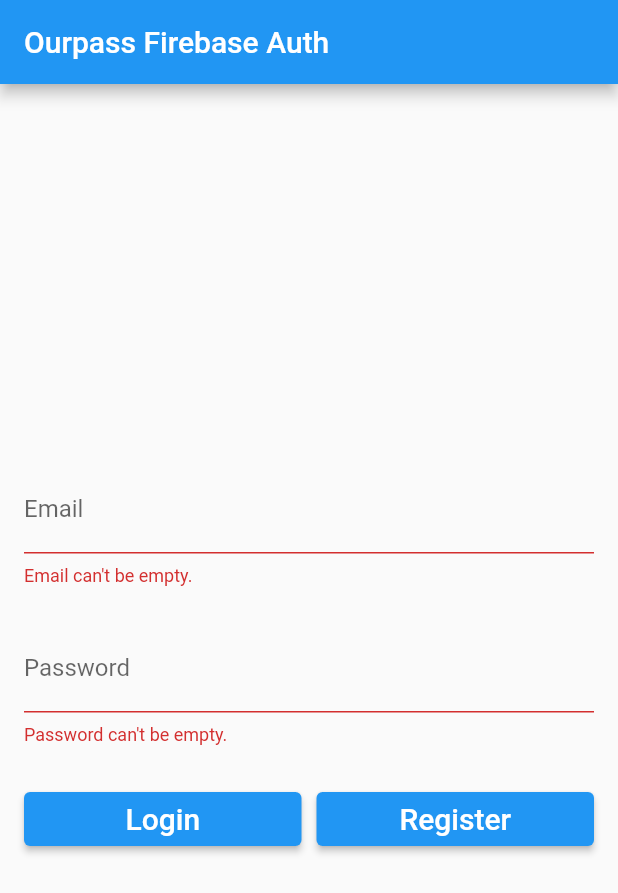
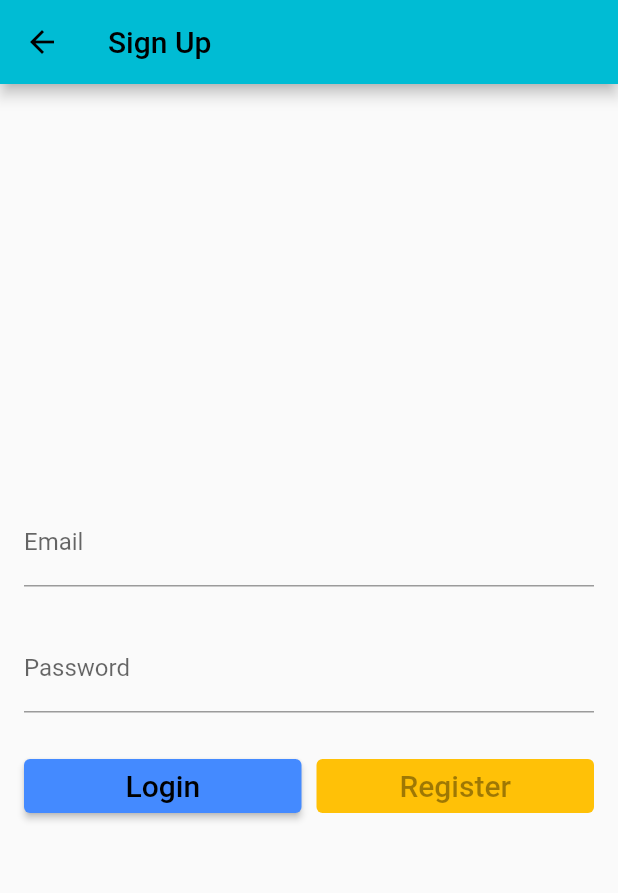
Before and after one commit to ojhey007/ourpass_auth_firebase, a Flutter app: the screen it shows after launch, after a tap on "Login", after a tap on "Register", on a phone screen of 412 x 824 dp. Shown: the top 893 px of the screen. Run offline on Flutter 3.47's test engine with Material 2 defaults, Android fonts, the phone set to English and light mode, and no system bars.

Commit message:
sign up page

```diff
--- /dev/null
+++ b/lib/globals/app_material_page_route.dart
@@ -0,0 +1,29 @@
+import 'package:flutter/material.dart';
+
+class AppMaterialPageRoute extends PageRouteBuilder {
+  final Widget page;
+  AppMaterialPageRoute({required this.page})
+      : super(
+            pageBuilder: (BuildContext context, Animation<double> animation,
+                    Animation<double> secondaryAnimation) =>
+                page,
+            transitionDuration: const Duration(milliseconds: 400),
+            transitionsBuilder: (BuildContext context,
+                Animation<double> animation,
+                Animation<double> secondaryAnimation,
+                Widget child) {
+              return ScaleTransition(
+                  scale: Tween<double>(
+                    begin: 0.0,
+                    end: 1.0,
+                  ).animate(CurvedAnimation(
+                      parent: animation, curve: Curves.fastOutSlowIn)),
+                  child: FadeTransition(
+                      opacity: Tween<double>(
+                        begin: 0.0,
+                        end: 1.0,
+                      ).animate(CurvedAnimation(
+                          parent: animation, curve: Curves.linear)),
+                      child: child));
+            });
+}
--- /dev/null
+++ b/lib/globals/navigation_fn.dart
@@ -0,0 +1,6 @@
+import 'package:flutter/material.dart';
+import 'package:ourpass/globals/app_material_page_route.dart';
+
+push({required BuildContext context, required Widget page}) {
+  Navigator.push(context, AppMaterialPageRoute(page: page));
+}
--- /dev/null
+++ b/lib/globals/widgets/custom_elevated_button.dart
@@ -0,0 +1,32 @@
+import 'package:flutter/material.dart';
+
+class OurpassElevatedButton extends StatelessWidget {
+  final String buttonIdentifier;
+  final Color color;
+  final Function()? onPressed;
+  final String? buttonLabel;
+  final IconData? iconData;
+  final bool isIconButton;
+
+  const OurpassElevatedButton({
+    Key? key,
+    required this.buttonIdentifier,
+    required this.color,
+    this.onPressed,
+    this.buttonLabel,
+    required this.isIconButton,
+    this.iconData,
+  }) : super(key: key);
+
+  @override
+  Widget build(BuildContext context) {
+    return ElevatedButton(
+        key: Key(buttonIdentifier),
+        onPressed: onPressed,
+        style: ButtonStyle(
+            backgroundColor: MaterialStateProperty.all<Color>(color)),
+        child: isIconButton
+            ? Icon(iconData)
+            : Text(buttonLabel!, style: const TextStyle(fontSize: 20.0)));
+  }
+}
--- a/lib/globals/widgets/form_spacer.dart
+++ b/lib/globals/widgets/form_spacer.dart
@@ -1,6 +1,4 @@
 import 'package:flutter/material.dart';
-import 'package:flutter/src/foundation/key.dart';
-import 'package:flutter/src/widgets/framework.dart';
 
 class FormSpacer extends StatelessWidget {
   final bool isVertical;
--- a/lib/main.dart
+++ b/lib/main.dart
@@ -1,5 +1,5 @@
 import 'package:flutter/material.dart';
-import 'package:ourpass/screens/login/view/login.dart';
+import 'package:ourpass/screens/login/login.dart';
 
 void main() {
   runApp(const MyApp());
@@ -14,7 +14,7 @@ class MyApp extends StatelessWidget {
     return MaterialApp(
       title: 'Ourpass Demo',
       theme: ThemeData(
-        primarySwatch: Colors.blue,
+        primarySwatch: Colors.cyan,
       ),
       home: LoginPage(
         title: 'Ourpass Firebase Auth',
--- a/lib/screens/login/controller/login_controller.dart
+++ /dev/null
@@ -1,12 +0,0 @@
-import 'package:flutter/material.dart';
-
-final loginFormKey = GlobalKey<FormState>();
-
-bool validateAndSaveForm() {
-  final form = loginFormKey.currentState;
-  if (form!.validate()) {
-    form.save();
-    return true;
-  }
-  return false;
-}
--- /dev/null
+++ b/lib/screens/login/login.dart
@@ -0,0 +1,153 @@
+import 'package:flutter/material.dart';
+import 'package:flutter/services.dart';
+import 'package:ourpass/globals/app_material_page_route.dart';
+import 'package:ourpass/globals/navigation_fn.dart';
+import 'package:ourpass/globals/widgets/custom_elevated_button.dart';
+import 'package:ourpass/globals/widgets/form_spacer.dart';
+import 'package:ourpass/screens/sign_up/sign_up.dart';
+
+class LoginPage extends StatefulWidget {
+  LoginPage({Key? key, required this.title}) : super(key: key);
+
+  final String title;
+
+  @override
+  _LoginPageState createState() => _LoginPageState();
+}
+
+class _LoginPageState extends State<LoginPage> {
+  late String _email = "";
+  late String _password;
+
+  final loginFormKey = GlobalKey<FormState>();
+
+  String? emailError;
+  late TextEditingController loginEmailController;
+  late TextEditingController loginPasswordController;
+
+  validateAndSaveForm() {
+    final form = loginFormKey.currentState;
+    if (!RegExp(
+            r"[a-z0-9!#$%&'*+/=?^_`{|}~-]+(?:\.[a-z0-9!#$%&'*+/=?^_`{|}~-]+)*@(?:[a-z0-9](?:[a-z0-9-]*[a-z0-9])?\.)+[a-z0-9](?:[a-z0-9-]*[a-z0-9])?")
+        .hasMatch(loginEmailController.text)) {
+      setState(() {
+        emailError = "Enter a Valid email";
+      });
+    } else if (form!.validate()) {
+      setState(() {
+        emailError = null;
+      });
+      form.save();
+      return true;
+    }
+    return false;
+  }
+
+  gotoRegister() {
+    push(context: context, page: SignUp(title: 'Sign Up'));
+  }
+
+  @override
+  void initState() {
+    initControllers();
+    super.initState();
+  }
+
+  initControllers() {
+    loginEmailController = TextEditingController();
+    loginPasswordController = TextEditingController();
+  }
+
+  @override
+  dispose() {
+    loginEmailController.dispose();
+    loginPasswordController.dispose();
+    super.dispose();
+  }
+
+  @override
+  Widget build(BuildContext context) {
+    return Scaffold(
+        appBar: AppBar(
+          title: Text(widget.title),
+        ),
+        body: Container(
+            padding: const EdgeInsets.all(16.0),
+            child: Column(
+              mainAxisAlignment: MainAxisAlignment.center,
+              crossAxisAlignment: CrossAxisAlignment.center,
+              children: [
+                Form(
+                    key: loginFormKey,
+                    child: Column(
+                      crossAxisAlignment: CrossAxisAlignment.stretch,
+                      children: [
+                        TextFormField(
+                          key: const Key('email'),
+                          decoration: InputDecoration(
+                              labelText: 'Email', errorText: emailError),
+                          controller: loginEmailController,
+                          validator: (val) =>
+                              val!.isEmpty ? 'Email can\'t be empty.' : null,
+                          onSaved: (val) => _email = val!,
+                        ),
+                        const FormSpacer(
+                          isVertical: true,
+                        ),
+                        TextFormField(
+                          key: const Key('password'),
+                          decoration:
+                              const InputDecoration(labelText: 'Password'),
+                          obscureText: true,
+                          controller: loginPasswordController,
+                          validator: (val) =>
+                              val!.isEmpty ? 'Password can\'t be empty.' : null,
+                          onSaved: (val) => _password = val!,
+                        ),
+                        const FormSpacer(
+                          isVertical: true,
+                        ),
+                        Row(
+                          children: [
+                            Expanded(
+                                child: OurpassElevatedButton(
+                              buttonIdentifier: 'registerButton',
+                              buttonLabel: "Login",
+                              color: Colors.cyan,
+                              isIconButton: false,
+                              onPressed: validateAndSaveForm,
+                            )),
+                            const FormSpacer(isVertical: false),
+                            const OurpassElevatedButton(
+                              color: Colors.amber,
+                              isIconButton: true,
+                              onPressed: null,
+                              iconData: Icons.fingerprint,
+                              buttonIdentifier: 'FingerPrintButton',
+                            )
+                          ],
+                        )
+                      ],
+                    )),
+                Padding(
+                  padding: const EdgeInsets.symmetric(vertical: 10),
+                  child: Row(
+                    mainAxisAlignment: MainAxisAlignment.center,
+                    children: [
+                      const Text("New user? "),
+                      GestureDetector(
+                        onTap: gotoRegister,
+                        child: const Text(
+                          "Register",
+                          style: TextStyle(
+                            decoration: TextDecoration.underline,
+                          ),
+                        ),
+                      )
+                    ],
+                  ),
+                )
+              ],
+            )));
+  }
+}
--- a/lib/screens/login/view/login.dart
+++ /dev/null
@@ -1,82 +0,0 @@
-import 'package:flutter/material.dart';
-import 'package:flutter/services.dart';
-import 'package:ourpass/globals/widgets/form_spacer.dart';
-import 'package:ourpass/screens/login/controller/login_controller.dart';
-
-class LoginPage extends StatefulWidget {
-  LoginPage({Key? key, required this.title}) : super(key: key);
-
-  final String title;
-
-  @override
-  _LoginPageState createState() => _LoginPageState();
-}
-
-class _LoginPageState extends State<LoginPage> {
-  late String _email;
-  dynamic emailError = null;
-  late String _password;
-  @override
-  Widget build(BuildContext context) {
-    return Scaffold(
-        appBar: AppBar(
-          title: Text(widget.title),
-        ),
-        body: Container(
-            padding: const EdgeInsets.all(16.0),
-            child: Column(
-              mainAxisAlignment: MainAxisAlignment.center,
-              crossAxisAlignment: CrossAxisAlignment.center,
-              children: [
-                Form(
-                    key: loginFormKey,
-                    child: Column(
-                      crossAxisAlignment: CrossAxisAlignment.stretch,
-                      children: [
-                        TextFormField(
-                          key: const Key('email'),
-                          decoration: const InputDecoration(labelText: 'Email'),
-                          validator: (val) =>
-                              val!.isEmpty ? 'Email can\'t be empty.' : null,
-                          onSaved: (val) => _email = val!,
-                        ),
-                        const FormSpacer(
-                          isVertical: true,
-                        ),
-                        TextFormField(
-                          key: const Key('password'),
-                          decoration:
-                              const InputDecoration(labelText: 'Password'),
-                          obscureText: true,
-                          validator: (val) =>
-                              val!.isEmpty ? 'Password can\'t be empty.' : null,
-                          onSaved: (val) => _password = val!,
-                        ),
-                        const FormSpacer(
-                          isVertical: true,
-                        ),
-                        Row(
-                          children: const [
-                            Expanded(
-                              child: ElevatedButton(
-                                  key: Key('loginButton'),
-                                  onPressed: validateAndSaveForm,
-                                  child: Text('Login',
-                                      style: TextStyle(fontSize: 20.0))),
-                            ),
-                            FormSpacer(isVertical: false),
-                            Expanded(
-                              child: ElevatedButton(
-                                  key: Key('registerButton'),
-                                  onPressed: validateAndSaveForm,
-                                  child: Text('Register',
-                                      style: TextStyle(fontSize: 20.0))),
-                            )
-                          ],
-                        )
-                      ],
-                    )),
-              ],
-            )));
-  }
-}
--- /dev/null
+++ b/lib/screens/sign_up/sign_up.dart
@@ -0,0 +1,129 @@
+import 'package:flutter/material.dart';
+import 'package:flutter/services.dart';
+import 'package:ourpass/globals/widgets/custom_elevated_button.dart';
+import 'package:ourpass/globals/widgets/form_spacer.dart';
+
+class SignUp extends StatefulWidget {
+  SignUp({Key? key, required this.title}) : super(key: key);
+
+  final String title;
+
+  @override
+  _SignUpState createState() => _SignUpState();
+}
+
+class _SignUpState extends State<SignUp> {
+  late String _email = "";
+  late String _password;
+
+  final loginFormKey = GlobalKey<FormState>();
+
+  String? emailError;
+  late TextEditingController loginEmailController;
+  late TextEditingController loginPasswordController;
+
+  validateAndSaveForm() {
+    final form = loginFormKey.currentState;
+    if (!RegExp(
+            r"[a-z0-9!#$%&'*+/=?^_`{|}~-]+(?:\.[a-z0-9!#$%&'*+/=?^_`{|}~-]+)*@(?:[a-z0-9](?:[a-z0-9-]*[a-z0-9])?\.)+[a-z0-9](?:[a-z0-9-]*[a-z0-9])?")
+        .hasMatch(loginEmailController.text)) {
+      setState(() {
+        emailError = "Enter a Valid email";
+      });
+    } else if (form!.validate()) {
+      setState(() {
+        emailError = null;
+      });
+      form.save();
+      return true;
+    }
+    return false;
+  }
+
+  @override
+  void initState() {
+    initControllers();
+    super.initState();
+  }
+
+  initControllers() {
+    loginEmailController = TextEditingController();
+    loginPasswordController = TextEditingController();
+  }
+
+  @override
+  dispose() {
+    loginEmailController.dispose();
+    loginPasswordController.dispose();
+    super.dispose();
+  }
+
+  @override
+  Widget build(BuildContext context) {
+    return Scaffold(
+        appBar: AppBar(
+          title: Text(widget.title),
+        ),
+        body: Container(
+            padding: const EdgeInsets.all(16.0),
+            child: Column(
+              mainAxisAlignment: MainAxisAlignment.center,
+              crossAxisAlignment: CrossAxisAlignment.center,
+              children: [
+                Form(
+                    key: loginFormKey,
+                    child: Column(
+                      crossAxisAlignment: CrossAxisAlignment.stretch,
+                      children: [
+                        TextFormField(
+                          key: const Key('email'),
+                          decoration: InputDecoration(
+                              labelText: 'Email', errorText: emailError),
+                          controller: loginEmailController,
+                          validator: (val) =>
+                              val!.isEmpty ? 'Email can\'t be empty.' : null,
+                          onSaved: (val) => _email = val!,
+                        ),
+                        const FormSpacer(
+                          isVertical: true,
+                        ),
+                        TextFormField(
+                          key: const Key('password'),
+                          decoration:
+                              const InputDecoration(labelText: 'Password'),
+                          obscureText: true,
+                          controller: loginPasswordController,
+                          validator: (val) =>
+                              val!.isEmpty ? 'Password can\'t be empty.' : null,
+                          onSaved: (val) => _password = val!,
+                        ),
+                        const FormSpacer(
+                          isVertical: true,
+                        ),
+                        Row(
+                          children: [
+                            Expanded(
+                                child: OurpassElevatedButton(
+                              buttonIdentifier: 'registerButton',
+                              buttonLabel: "Login",
+                              isIconButton: false,
+                              color: Colors.blueAccent,
+                              onPressed: validateAndSaveForm,
+                            )),
+                            const FormSpacer(isVertical: false),
+                            const Expanded(
+                                child: OurpassElevatedButton(
+                              buttonIdentifier: 'registerButton',
+                              onPressed: null,
+                              isIconButton: false,
+                              buttonLabel: 'Register',
+                              color: Colors.amber,
+                            ))
+                          ],
+                        )
+                      ],
+                    )),
+              ],
+            )));
+  }
+}
```
